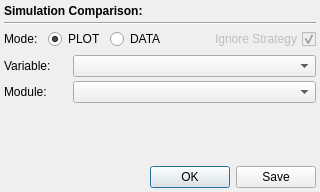
Before: the Qt Designer form designer/simcomparison.ui in DTOcean/dtocean-app, drawn with Qt 5.
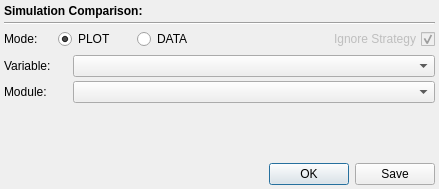
After: the same form once the commit is applied.

Commit message: Fixed simulation comparison widgets. Made details widget more space efficient Fixed point select widget.

Diff of the .ui file:
```diff
--- a/designer/simcomparison.ui
+++ b/designer/simcomparison.ui
@@ -6,8 +6,8 @@
    <rect>
     <x>0</x>
     <y>0</y>
-    <width>320</width>
-    <height>192</height>
+    <width>439</width>
+    <height>189</height>
    </rect>
   </property>
   <property name="sizePolicy">
@@ -29,6 +29,9 @@
    <property name="spacing">
     <number>4</number>
    </property>
+   <property name="sizeConstraint">
+    <enum>QLayout::SetDefaultConstraint</enum>
+   </property>
    <property name="margin">
     <number>4</number>
    </property>
@@ -57,11 +60,20 @@
    </item>
    <item>
     <layout class="QHBoxLayout" name="topHorizontalLayout">
+     <property name="sizeConstraint">
+      <enum>QLayout::SetDefaultConstraint</enum>
+     </property>
      <item>
       <widget class="QLabel" name="label_3">
+       <property name="sizePolicy">
+        <sizepolicy hsizetype="Fixed" vsizetype="Preferred">
+         <horstretch>0</horstretch>
+         <verstretch>0</verstretch>
+        </sizepolicy>
+       </property>
        <property name="minimumSize">
         <size>
-         <width>40</width>
+         <width>50</width>
          <height>0</height>
         </size>
        </property>
@@ -72,9 +84,15 @@
      </item>
      <item>
       <widget class="QRadioButton" name="plotButton">
+       <property name="sizePolicy">
+        <sizepolicy hsizetype="Fixed" vsizetype="Fixed">
+         <horstretch>0</horstretch>
+         <verstretch>0</verstretch>
+        </sizepolicy>
+       </property>
        <property name="minimumSize">
         <size>
-         <width>55</width>
+         <width>75</width>
          <height>0</height>
         </size>
        </property>
@@ -94,9 +112,15 @@
        <property name="enabled">
         <bool>true</bool>
        </property>
+       <property name="sizePolicy">
+        <sizepolicy hsizetype="Fixed" vsizetype="Fixed">
+         <horstretch>0</horstretch>
+         <verstretch>0</verstretch>
+        </sizepolicy>
+       </property>
        <property name="minimumSize">
         <size>
-         <width>55</width>
+         <width>75</width>
          <height>0</height>
         </size>
        </property>
@@ -126,6 +150,24 @@
        <property name="enabled">
         <bool>false</bool>
        </property>
+       <property name="sizePolicy">
+        <sizepolicy hsizetype="Fixed" vsizetype="Fixed">
+         <horstretch>0</horstretch>
+         <verstretch>0</verstretch>
+        </sizepolicy>
+       </property>
+       <property name="minimumSize">
+        <size>
+         <width>150</width>
+         <height>0</height>
+        </size>
+       </property>
+       <property name="maximumSize">
+        <size>
+         <width>150</width>
+         <height>16777215</height>
+        </size>
+       </property>
        <property name="layoutDirection">
         <enum>Qt::RightToLeft</enum>
        </property>
@@ -157,6 +199,9 @@
    </item>
    <item>
     <layout class="QHBoxLayout" name="bottomHorizontalLayout">
+     <property name="sizeConstraint">
+      <enum>QLayout::SetDefaultConstraint</enum>
+     </property>
      <item>
       <widget class="QLabel" name="label_2">
        <property name="minimumSize">
```
The commit also changes 5 other files.
